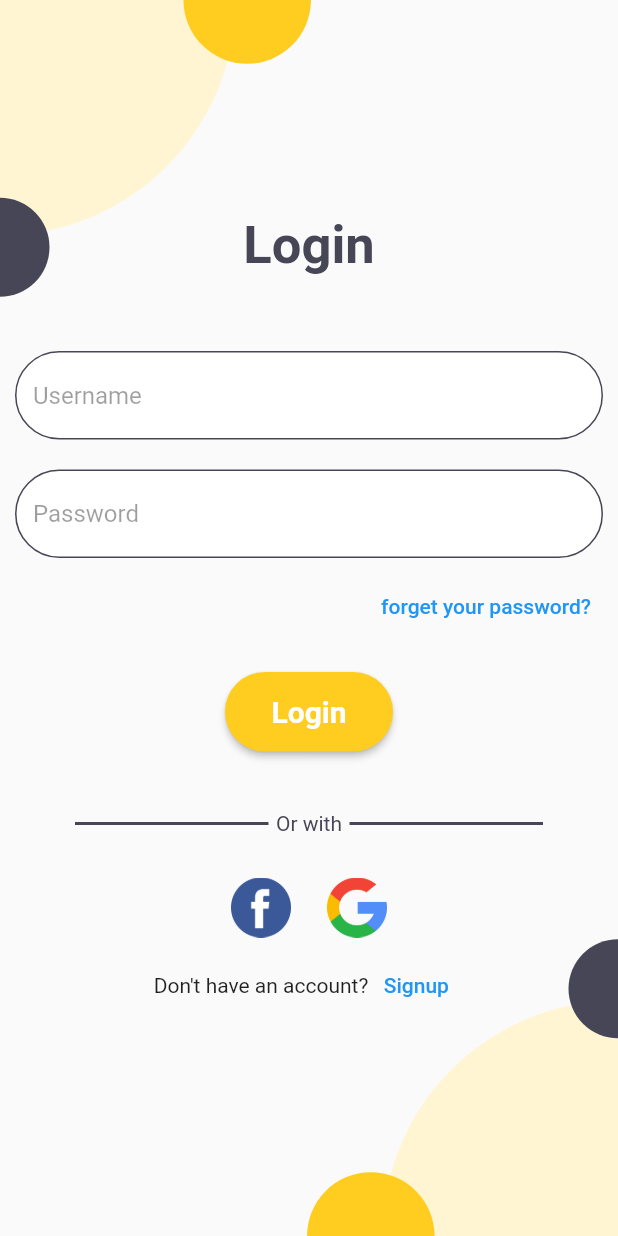
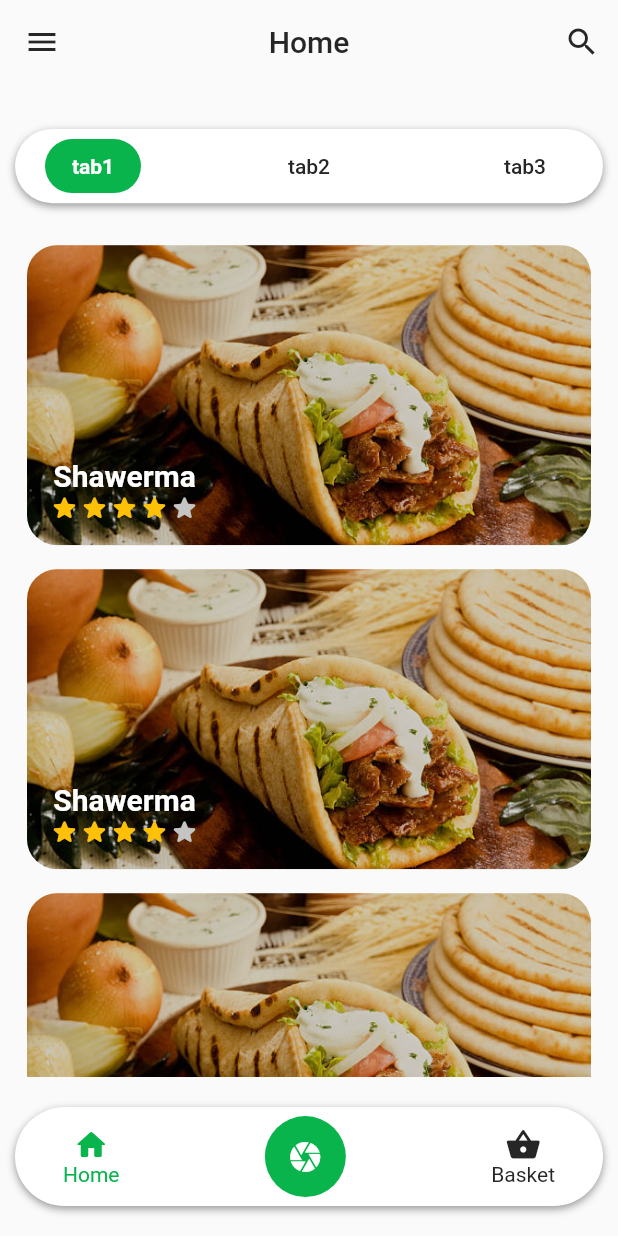
Before and after one commit to seifalaa/FoodCam-Frontend, a Flutter app: the screen it shows after launch, on a phone screen of 412 x 824 dp. Run offline on Flutter 3.47's test engine with Material 2 defaults, Android fonts, the phone set to English and light mode, and no system bars; drawn by our look-alikes of loading_overlay; our stand-ins replace google_sign_in; missing offline and left inert: flutter_facebook_auth.

Commit message:
1. Created the bottom navigation bar. 2. Created the tab view. 3. Constructed the recipe box.

```diff
--- a/lib/constants.dart
+++ b/lib/constants.dart
@@ -1,8 +1,8 @@
 import 'package:flutter/cupertino.dart';
 
-const KTextColor = Color(0xFF474657);
-const KPrimaryColor = Color(0xFFFFCC20);
-const KSecondaryColor = Color(0xFFFFF5D2);
+const KTextColor = Color(0xFF262626);
+const KPrimaryColor = Color(0xFF09B44D);
+const KSecondaryColor = Color(0xFFD0F1DD);
 const KBgColor = Color(0xFFF6F6F);
 const KClientId = 'wXj0Hd2MRsBMybPDmLpQmQ68Mb6vPq1QLcMkvCYh';
 const KClientSecret =
--- a/lib/main.dart
+++ b/lib/main.dart
@@ -1,4 +1,5 @@
 import 'package:flutter/material.dart';
+import 'package:foodcam_frontend/pages/home.dart';
 import 'package:foodcam_frontend/pages/login.dart';
 import 'package:foodcam_frontend/pages/signup.dart';
 import 'package:foodcam_frontend/widgets/text_form_field.dart';
@@ -14,7 +15,12 @@ class MyApp extends StatelessWidget {
     return MaterialApp(
       debugShowCheckedModeBanner: false,
       title: 'Flutter Demo',
-      home: Login(),
+      routes: {
+        'login': (context) => Login(),
+        'signup': (context) => Signup(),
+        'home': (context) => Home(),
+      },
+      initialRoute: 'home',
     );
   }
 }
--- a/lib/pages/home.dart
+++ b/lib/pages/home.dart
@@ -1,10 +1,65 @@
 import 'package:flutter/material.dart';
+import 'package:foodcam_frontend/constants.dart';
+import 'package:foodcam_frontend/widgets/bottom_navigation_bar.dart';
+import 'package:foodcam_frontend/widgets/recipe_box.dart';
+import 'package:foodcam_frontend/widgets/tab_view.dart';
 
 class Home extends StatelessWidget {
   const Home({Key? key}) : super(key: key);
 
   @override
   Widget build(BuildContext context) {
-    return Scaffold();
+    return Scaffold(
+      appBar: AppBar(
+        iconTheme: IconThemeData(color: KTextColor),
+        title: Text(
+          'Home',
+          style: TextStyle(
+            color: KTextColor,
+          ),
+        ),
+        actions: [
+          IconButton(
+            onPressed: () {},
+            icon: Icon(
+              Icons.search,
+            ),
+          ),
+        ],
+        backgroundColor: Colors.transparent,
+        elevation: 0,
+        centerTitle: true,
+      ),
+      drawer: Drawer(),
+      bottomNavigationBar: CustomButtonNavigationBar(),
+      body: Center(
+          child: CustomTabView(
+        tabs: ['tab1', 'tab2', 'tab3'],
+        pages: [
+          ListView(
+            children: [
+              RecipeBox(),
+              RecipeBox(),
+              RecipeBox(),
+              RecipeBox(),
+              RecipeBox(),
+              RecipeBox(),
+            ],
+          ),
+          Container(
+            color: Colors.green,
+            child: Center(
+              child: Text('page2'),
+            ),
+          ),
+          Container(
+            color: Colors.blue,
+            child: Center(
+              child: Text('page3'),
+            ),
+          ),
+        ],
+      )),
+    );
   }
 }
--- /dev/null
+++ b/lib/widgets/bottom_navigation_bar.dart
@@ -0,0 +1,116 @@
+import 'package:flutter/cupertino.dart';
+import 'package:flutter/material.dart';
+import 'package:flutter/services.dart';
+import 'package:foodcam_frontend/constants.dart';
+import 'package:foodcam_frontend/pages/home.dart';
+
+class CustomButtonNavigationBar extends StatelessWidget {
+  const CustomButtonNavigationBar({Key? key}) : super(key: key);
+
+  @override
+  Widget build(BuildContext context) {
+    return Padding(
+      padding: const EdgeInsets.fromLTRB(10.0, 0.0, 10.0, 20.0),
+      child: Container(
+        height: MediaQuery.of(context).size.height * 0.08,
+        decoration: BoxDecoration(
+          color: Colors.white,
+          boxShadow: [
+            BoxShadow(
+              color: Color(0x66000000),
+              offset: Offset(0, 2),
+              blurRadius: 4,
+              spreadRadius: 0,
+            )
+          ],
+          borderRadius: BorderRadius.circular(100),
+        ),
+        child: Padding(
+          padding: const EdgeInsets.symmetric(horizontal: 20.0),
+          child: Row(
+            mainAxisAlignment: MainAxisAlignment.spaceBetween,
+            children: [
+              Material(
+                color: Colors.transparent,
+                borderRadius: BorderRadius.circular(100),
+                child: InkWell(
+                  onTap: () {
+                    Navigator.pushNamedAndRemoveUntil(
+                        context, 'home', (route) => false);
+                    print(ModalRoute.of(context)!.settings.name);
+                  },
+                  borderRadius: BorderRadius.circular(100),
+                  child: Padding(
+                    padding: const EdgeInsets.symmetric(horizontal: 12.0),
+                    child: Column(
+                      mainAxisAlignment: MainAxisAlignment.center,
+                      children: [
+                        Icon(
+                          Icons.home_rounded,
+                          color: ModalRoute.of(context)!.settings.name == 'home'
+                              ? KPrimaryColor
+                              : KTextColor,
+                        ),
+                        Text(
+                          'Home',
+                          style: TextStyle(
+                            color:
+                                ModalRoute.of(context)!.settings.name == 'home'
+                                    ? KPrimaryColor
+                                    : KTextColor,
+                          ),
+                        ),
+                      ],
+                    ),
+                  ),
+                ),
+              ),
+              Material(
+                color: KPrimaryColor,
+                borderRadius: BorderRadius.circular(100),
+                child: InkWell(
+                  splashColor: Colors.white24,
+                  borderRadius: BorderRadius.circular(100),
+                  onTap: () {},
+                  child: Padding(
+                    padding: const EdgeInsets.all(15.0),
+                    child: Icon(
+                      Icons.camera,
+                      color: Colors.white,
+                    ),
+                  ),
+                ),
+              ),
+              Material(
+                color: Colors.transparent,
+                borderRadius: BorderRadius.circular(100),
+                child: InkWell(
+                  onTap: () {},
+                  borderRadius: BorderRadius.circular(100),
+                  child: Padding(
+                    padding: const EdgeInsets.symmetric(horizontal: 12.0),
+                    child: Column(
+                      mainAxisAlignment: MainAxisAlignment.center,
+                      children: [
+                        Icon(
+                          Icons.shopping_basket_rounded,
+                          color: KTextColor,
+                        ),
+                        Text(
+                          'Basket',
+                          style: TextStyle(
+                            color: KTextColor,
+                          ),
+                        ),
+                      ],
+                    ),
+                  ),
+                ),
+              )
+            ],
+          ),
+        ),
+      ),
+    );
+  }
+}
--- /dev/null
+++ b/lib/widgets/recipe_box.dart
@@ -0,0 +1,77 @@
+import 'package:flutter/material.dart';
+
+class RecipeBox extends StatelessWidget {
+  const RecipeBox({Key? key}) : super(key: key);
+
+  @override
+  Widget build(BuildContext context) {
+    return Padding(
+      padding: const EdgeInsets.all(8.0),
+      child: Stack(
+        children: [
+          ClipRRect(
+            borderRadius: BorderRadius.circular(20),
+            child: Image.asset(
+              'lib/assets/gettyimages-154963660-612x612.jpg',
+              width: 400,
+              height: 200,
+              fit: BoxFit.cover,
+            ),
+          ),
+          Container(
+            width: 400,
+            height: 200,
+            decoration: BoxDecoration(
+              borderRadius: BorderRadius.circular(20),
+              color: Color(0x30000000),
+            ),
+          ),
+          Positioned(
+            bottom: 15,
+            left: 15,
+            child: Column(
+              children: [
+                Text(
+                  'Shawerma',
+                  style: TextStyle(
+                      color: Colors.white,
+                      fontWeight: FontWeight.bold,
+                      fontSize: 20),
+                ),
+                Row(
+                  children: [
+                    Icon(
+                      Icons.star_rounded,
+                      color: Color(0xFFFFC107),
+                      size: 20,
+                    ),
+                    Icon(
+                      Icons.star_rounded,
+                      color: Color(0xFFFFC107),
+                      size: 20,
+                    ),
+                    Icon(
+                      Icons.star_rounded,
+                      color: Color(0xFFFFC107),
+                      size: 20,
+                    ),
+                    Icon(
+                      Icons.star_rounded,
+                      color: Color(0xFFFFC107),
+                      size: 20,
+                    ),
+                    Icon(
+                      Icons.star_rounded,
+                      color: Color(0xFFC4C4C4),
+                      size: 20,
+                    )
+                  ],
+                ),
+              ],
+            ),
+          ),
+        ],
+      ),
+    );
+  }
+}
--- /dev/null
+++ b/lib/widgets/tab_view.dart
@@ -0,0 +1,98 @@
+import 'package:flutter/material.dart';
+import 'package:foodcam_frontend/constants.dart';
+
+class CustomTabView extends StatefulWidget {
+  const CustomTabView({
+    Key? key,
+    required this.tabs,
+    required this.pages,
+  }) : super(key: key);
+  final List<String> tabs;
+  final List<Widget> pages;
+
+  @override
+  _CustomTabViewState createState() => _CustomTabViewState();
+}
+
+class _CustomTabViewState extends State<CustomTabView> {
+  int _selectedTab = 0;
+  PageController _pageController = PageController();
+
+  @override
+  Widget build(BuildContext context) {
+    return Padding(
+      padding: const EdgeInsets.only(top: 30.0),
+      child: Column(
+        mainAxisAlignment: MainAxisAlignment.center,
+        children: [
+          Padding(
+            padding: const EdgeInsets.symmetric(horizontal: 10.0),
+            child: Container(
+              height: MediaQuery.of(context).size.height * 0.06,
+              decoration: BoxDecoration(
+                  borderRadius: BorderRadius.circular(100),
+                  color: Colors.white,
+                  boxShadow: [
+                    BoxShadow(
+                      color: Color(0x66000000),
+                      spreadRadius: 0,
+                      blurRadius: 4,
+                      offset: Offset(0, 2),
+                    ),
+                  ]),
+              child: Padding(
+                padding: const EdgeInsets.symmetric(horizontal: 20.0),
+                child: Row(
+                  mainAxisAlignment: MainAxisAlignment.spaceBetween,
+                  children: widget.tabs.map((tab) {
+                    var index = widget.tabs.indexOf(tab);
+                    return TextButton(
+                      style: TextButton.styleFrom(
+                        backgroundColor:
+                            index == _selectedTab ? KPrimaryColor : null,
+                        shape: RoundedRectangleBorder(
+                          borderRadius: BorderRadius.circular(100),
+                        ),
+                      ),
+                      onPressed: () {
+                        setState(() {
+                          _selectedTab = index;
+                          _pageController.animateToPage(index,
+                              duration: Duration(milliseconds: 300),
+                              curve: Curves.fastLinearToSlowEaseIn);
+                        });
+                      },
+                      child: Text(
+                        tab,
+                        style: TextStyle(
+                          color:
+                              index == _selectedTab ? Colors.white : KTextColor,
+                          fontWeight:
+                              index == _selectedTab ? FontWeight.bold : null,
+                        ),
+                      ),
+                    );
+                  }).toList(),
+                ),
+              ),
+            ),
+          ),
+          Expanded(
+            child: Padding(
+              padding: const EdgeInsets.symmetric(horizontal: 10.0,vertical: 20.0),
+              child: PageView(
+                controller: _pageController,
+                onPageChanged: (pageIndex) {
+                  setState(() {
+                    _selectedTab = pageIndex;
+                  });
+                },
+                children: widget.pages.map((page) => page).toList(),
+              ),
+            ),
+          ),
+        ],
+      ),
+    );
+  }
+}
```
Also changed, not shown: lib/assets/bg.png (deleted), lib/assets/gettyimages-154963660-612x612.jpg (added).
